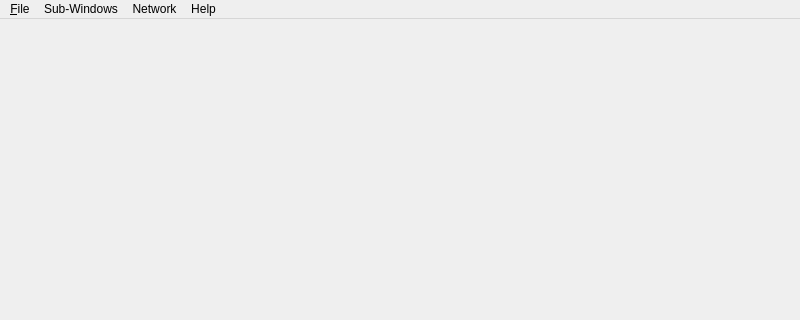
Before: the Qt Designer form src/mainwindow.ui in Rolisteam/rolisteam, drawn with Qt 5; both pictures show x 0 to 800 and y 0 to 320 of the 800 by 600 pixel window.
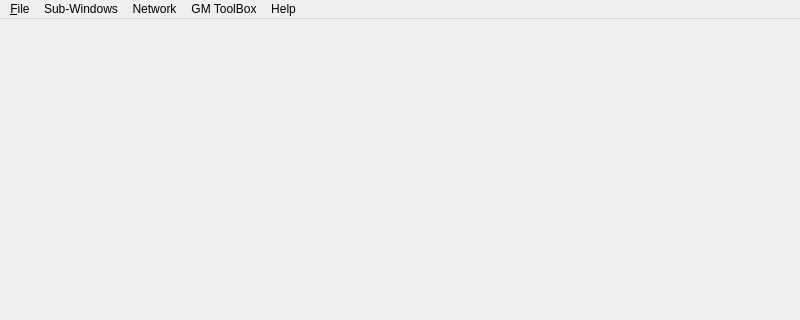
After: the same form once the commit is applied. Icons and pictures are not drawn.

Commit message: Add code to show gmtoolbox widgets.

The edit to the form file:
```diff
--- a/src/mainwindow.ui
+++ b/src/mainwindow.ui
@@ -115,9 +115,15 @@
     <addaction name="separator"/>
     <addaction name="m_aboutAction"/>
    </widget>
+   <widget class="QMenu" name="m_gmToolBoxMenu">
+    <property name="title">
+     <string>GM ToolBox</string>
+    </property>
+   </widget>
    <addaction name="menu_File"/>
    <addaction name="m_menuSubWindows"/>
    <addaction name="menuNetwork"/>
+   <addaction name="m_gmToolBoxMenu"/>
    <addaction name="menuHelp"/>
   </widget>
   <widget class="QStatusBar" name="statusbar"/>
```
The commit also changes 2 other files.
